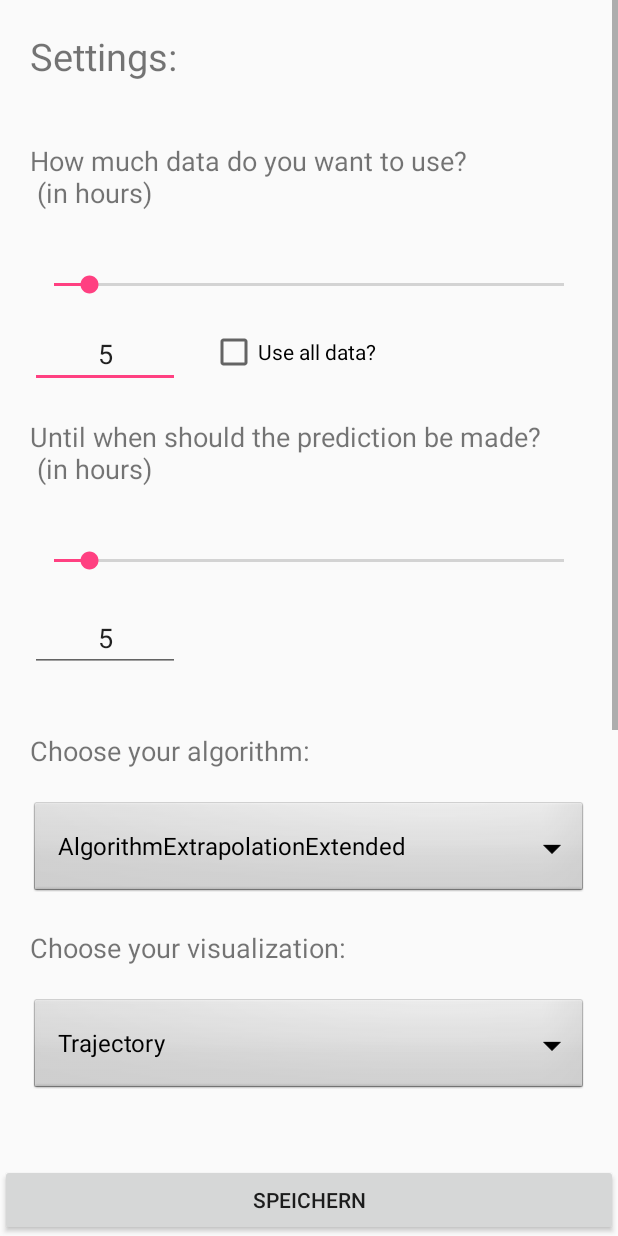
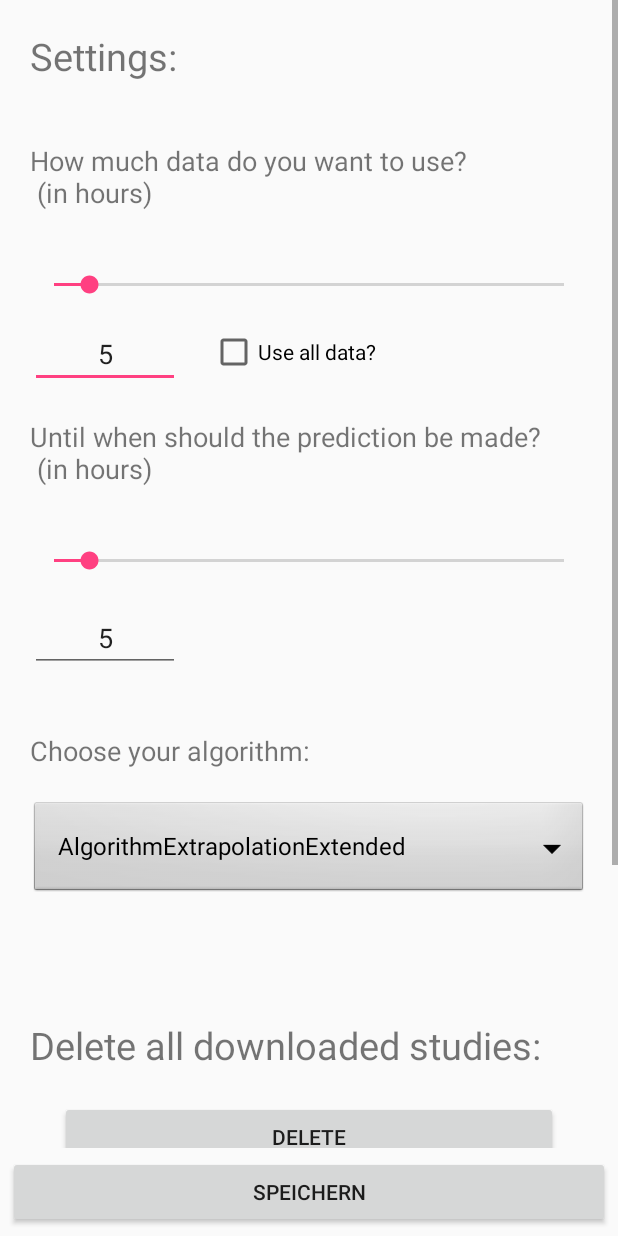
Before and after one commit to xnhp/swp-positionprediction, an Android app: the Settings screen opened directly, with no data from a screen before it, on a phone screen of 412 x 824 dp. Run offline under Robolectric (Android 15) with nearby library versions, the phone set to English and light mode, and no system bars; our stand-ins replace Volley; libraries missing offline, so code that uses them is left out: org.osmdroid.config, org.osmdroid.tileprovider, org.osmdroid.util; pictures from the network do not load; 4 statements that could not run were skipped.

Commit message:
Vis-selection removed from Settings

```diff
--- a/App/app/src/main/java/project/software/uni/positionprediction/activities/Login.java
+++ b/App/app/src/main/java/project/software/uni/positionprediction/activities/Login.java
@@ -55,13 +55,6 @@ public class Login extends AppCompatActivity {
                 AlgorithmSimilarTrajectoryFunnel.class
         };
         xml.setAlgorithms(algorithms);
-
-        Class visualizations[] = new Class[]{
-                Trajectory.class,
-                StyledPoint.class,
-                StyledLineSegment.class
-        };
-        xml.setVisualizations(visualizations);
 
 
         this.layout = findViewById(R.id.login_background);
--- a/App/app/src/main/java/project/software/uni/positionprediction/activities/Settings.java
+++ b/App/app/src/main/java/project/software/uni/positionprediction/activities/Settings.java
@@ -42,7 +42,6 @@ public class Settings extends AppCompatActivity {
     private EditText text_past = null;
     private EditText text_future = null;
     private Spinner spinner_alg = null;
-    private Spinner spinner_vis = null;
     private Button delete_btn = null;
     private CheckBox checkBox = null;
 
@@ -69,7 +68,6 @@ public class Settings extends AppCompatActivity {
         xml.readFile(c);
 
         spinner_alg = findViewById(R.id.spinner_alg);
-        spinner_vis = findViewById(R.id.spinner_vis);
         buttonSave = findViewById(R.id.settings_button_save);
         buttonClearCache = findViewById(R.id.settings_button_clearcache);
         seekbar_past = findViewById(R.id.seekbar_past);
@@ -99,13 +97,6 @@ public class Settings extends AppCompatActivity {
         ArrayAdapter<String> adapter_alg = new ArrayAdapter<>(this, android.R.layout.simple_spinner_dropdown_item, asStringArray(items_alg));
         spinner_alg.setAdapter(adapter_alg);
         spinner_alg.setSelection(xml.getUsed_alg());
-
-        // Define dropdown for Visualization
-        Class[] items_vis = xml.getVisualizations();
-        ArrayAdapter<String> adapter_vis = new ArrayAdapter<>(this, android.R.layout.simple_spinner_dropdown_item, asStringArray(items_vis));
-        spinner_vis.setAdapter(adapter_vis);
-        spinner_vis.setSelection(xml.getUsed_vis());
-
 
         // check cache size and display a note to the user if its large
         // todo: check on startup of app?
@@ -313,21 +304,6 @@ public class Settings extends AppCompatActivity {
         });
 
 
-        spinner_vis.setOnItemSelectedListener(new AdapterView.OnItemSelectedListener() {
-            @Override
-            public void onItemSelected(AdapterView<?> parent, View view, int position, long id) {
-                Log.d("Visualization changed", "ID " + position);
-                xml.setUsed_vis(position);
-            }
-
-            @Override
-            public void onNothingSelected(AdapterView<?> parent) {
-            }
-        });
-
-
-
-
         delete_btn.setOnClickListener(new View.OnClickListener() {
             @Override
             public void onClick(View v) {
--- a/App/app/src/main/java/project/software/uni/positionprediction/util/XML.java
+++ b/App/app/src/main/java/project/software/uni/positionprediction/util/XML.java
@@ -28,7 +28,6 @@ public class XML {
     private static String movebank_user;
     private static String movebank_password;
     private static Class[] algorithms;
-    private static Class[] visualizations;
     private static int used_alg;
     private static int used_vis;
 
@@ -39,7 +38,6 @@ public class XML {
         this.hours_past = hours_past;
         this.hours_fut = hours_fut;
         this.algorithms = algorithms;
-        this.visualizations = visualizations;
         this.used_alg = used_alg;
         this.used_vis = used_vis;
     }
@@ -70,15 +68,6 @@ public class XML {
     public void setAlgorithms(Class[] algorithms) {
         Log.d("Settings changed", "Algorithm changed");
         this.algorithms = algorithms;
-    }
-
-    public Class[] getVisualizations() {
-        return visualizations;
-    }
-
-    public void setVisualizations(Class[] visualizations) {
-        Log.d("Settings changed", "Visualization changed");
-        this.visualizations = visualizations;
     }
 
     public int getUsed_alg() {
--- a/App/app/src/main/res/layout/activity_settings.xml
+++ b/App/app/src/main/res/layout/activity_settings.xml
@@ -129,24 +129,6 @@
                     android:spinnerMode="dropdown"/>
 
                 <TextView
-                    android:text="Choose your visualization:"
-                    android:layout_margin="20dp"
-                    android:textSize="18dp"
-                    android:layout_width="match_parent"
-                    android:layout_height="wrap_content" />
-
-
-                <Spinner
-                    android:id="@+id/spinner_vis"
-                    android:layout_width="match_parent"
-                    android:layout_height="wrap_content"
-                    android:layout_marginLeft="20dp"
-                    android:layout_marginRight="20dp"
-                    android:background="@android:drawable/btn_dropdown"
-                    android:spinnerMode="dropdown"/>
-
-
-                <TextView
                     android:text="Delete all downloaded studies:"
                     android:layout_width="match_parent"
                     android:layout_height="wrap_content"
@@ -163,7 +145,7 @@
                     android:layout_height="wrap_content"
                     android:layout_marginLeft="40dp"
                     android:layout_marginRight="40dp"
-                    android:layout_marginBottom="150dp"/>
+                    android:layout_marginBottom="50dp"/>
 
 
                 <ListView
@@ -192,9 +174,12 @@
                 <Button
                     android:id="@+id/settings_button_clearcache"
                     style="@android:style/Widget.Material.Light.Button.Borderless"
-                    android:layout_width="wrap_content"
+                    android:layout_width="match_parent"
                     android:layout_height="wrap_content"
-                    android:text="Cache leeren" />
+                    android:layout_marginLeft="40dp"
+                    android:layout_marginRight="40dp"
+                    android:layout_marginBottom="10dp"
+                    android:text="Cache leeren"/>
 
                 <Space
                     android:layout_width="match_parent"
@@ -209,7 +194,8 @@
             android:layout_width="match_parent"
             android:layout_height="wrap_content"
             android:layout_alignParentBottom="true"
-            android:text="@string/settings_button_save_text" />
+            android:text="@string/settings_button_save_text"
+            android:layout_margin="5dp"/>
 
     </RelativeLayout>
 
```
